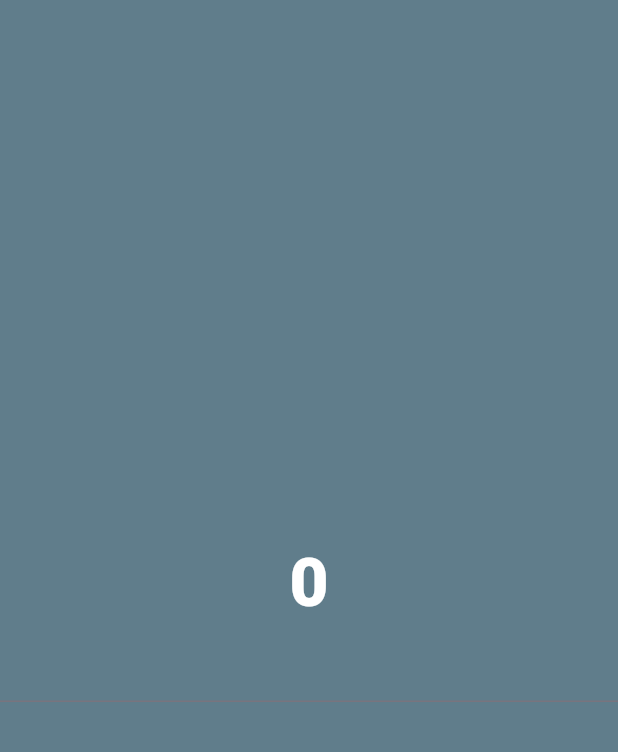
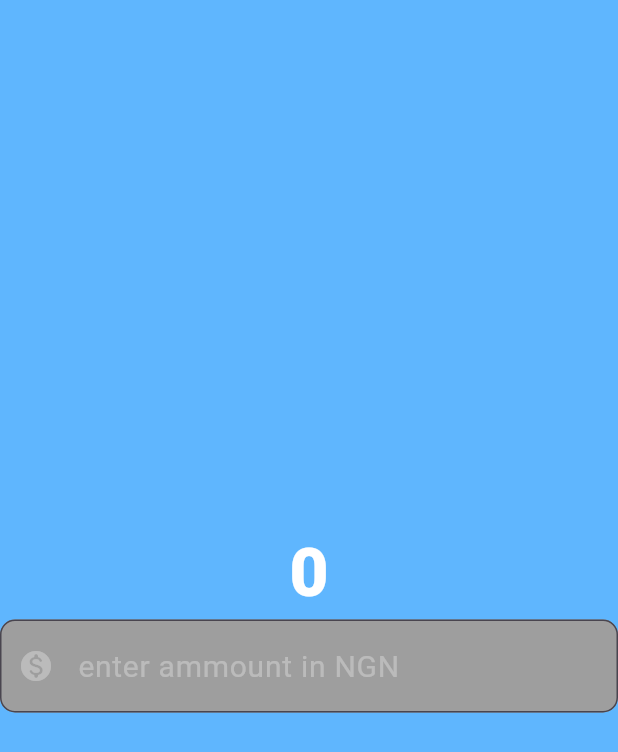
Before and after one commit to xivlives/currency_converter, a Flutter app: the screen it shows after launch, on a phone screen of 412 x 824 dp. Shown: the top 752 px of the screen. Run offline on Flutter 3.47's test engine with Material 3 defaults, Android fonts, the phone set to English and light mode, and no system bars.

Commit message:
"Updated CurrencyConverterMaterialPage: changed background color, added variable border styles, updated TextField properties"
This commit updates the CurrencyConverterMaterialPage by changing the background color, defining border styles in variables and updating the TextField properties

```diff
--- a/lib/currency_converter_material_page.dart
+++ b/lib/currency_converter_material_page.dart
@@ -4,14 +4,28 @@ class CurrencyConverterMaterialPage extends StatelessWidget{
   const CurrencyConverterMaterialPage({super.key});
   @override
   Widget build(BuildContext context){
+    // declared my border styles in variables
+    const borderDef = OutlineInputBorder(
+                  borderSide: BorderSide(color: Colors.black12),
+                  borderRadius: BorderRadius.all(Radius.circular(10)),
+                );
+    const onFocusedBorder = OutlineInputBorder(
+                  borderSide: BorderSide(color: Colors.black, width: 2),
+                  borderRadius: BorderRadius.all(Radius.circular(10)),
+                );
     return const Scaffold(
-      backgroundColor: Colors.blueGrey,
+      backgroundColor: Color.fromARGB(255, 95, 182, 254),
       body: Center(child:
         Column(
           mainAxisAlignment: MainAxisAlignment.center,
           children: [
             Text("0",
-              style: TextStyle(fontWeight: FontWeight.w800, fontSize: 45, color: Color.fromRGBO(255, 255, 255, 1)),
+              style: TextStyle(
+                fontWeight:
+                FontWeight.w800,
+                fontSize: 45,
+                color: Color.fromRGBO(255, 255, 255, 1),
+                ),
             ),
             TextField(
               style: TextStyle(
@@ -19,8 +33,17 @@ class CurrencyConverterMaterialPage extends StatelessWidget{
                 fontSize: 20
               ),
               decoration: InputDecoration(
-
+                hintText: 'enter ammount in NGN',
+                hintStyle: TextStyle(color: Colors.white30,
+                ),
+                prefixIcon: Icon(Icons.monetization_on_rounded),
+                prefixIconColor: Colors.white30,
+                filled: true,
+                fillColor: Colors.grey,
+                border: borderDef,
+                focusedBorder: onFocusedBorder,
               ),
+              keyboardType: TextInputType.number,
             )
 
           ],
```
